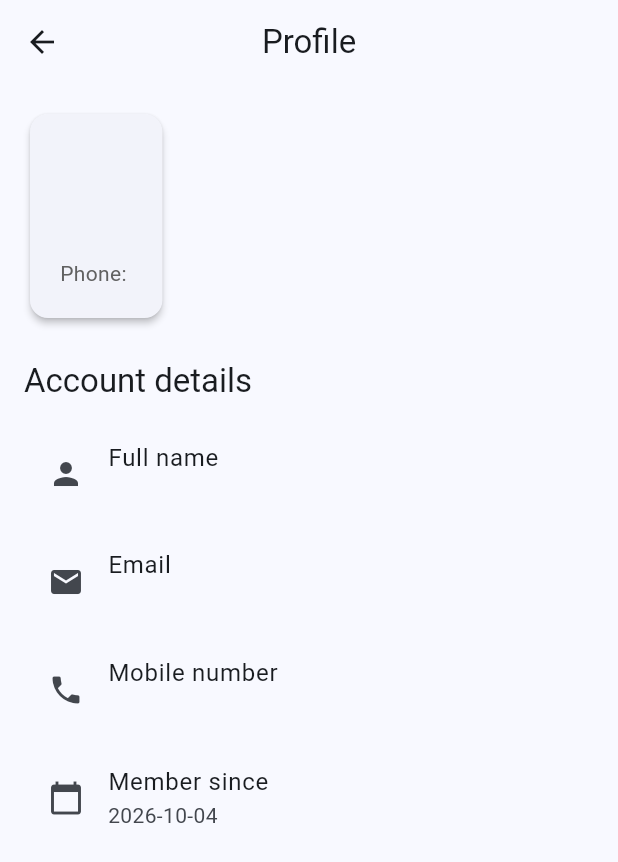
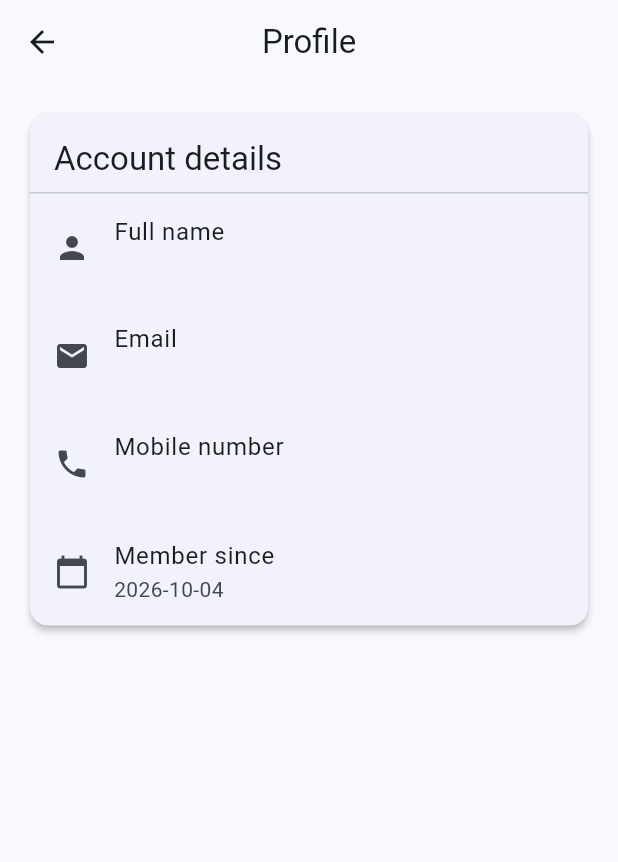
Before and after one commit to jessiejsembrano0628/wanderfund-app, a Flutter app: the ProfilePage screen opened directly, on a phone screen of 412 x 824 dp. Shown: the top 862 px of the screen. Run offline on Flutter 3.47's test engine with Material 3 defaults, Android fonts, the phone set to English and light mode, and no system bars; our stand-ins replace dartz, email_validator, equatable, get_it, shared_preferences, web; accounts and stored records are empty.

Commit message:
Update profile page

```diff
--- a/lib/features/profile/presentation/pages/profile_page.dart
+++ b/lib/features/profile/presentation/pages/profile_page.dart
@@ -18,45 +18,26 @@ class ProfilePage extends StatelessWidget {
           final email =
               userDetails?.email ?? authProvider.user?.email ?? 'Not available';
           final phone = userDetails?.mobileNumber ?? 'Not available';
+          final createdAt = authProvider.user?.createdAt;
 
           return Padding(
             padding: const EdgeInsets.all(16.0),
+            child: Card(
+              elevation: 2,
               child: Column(
-              crossAxisAlignment: CrossAxisAlignment.start,
+                mainAxisSize: MainAxisSize.min,
                 children: [
-                Card(
-                  elevation: 2,
-                  child: Padding(
-                    padding: const EdgeInsets.all(20.0),
-                    child: Column(
-                      crossAxisAlignment: CrossAxisAlignment.start,
-                      children: [
-                        Text(
-                          displayName,
-                          style: Theme.of(context).textTheme.headlineMedium,
-                        ),
-                        const SizedBox(height: 8),
-                        Text(
-                          email,
-                          style: Theme.of(context).textTheme.bodyLarge
-                              ?.copyWith(color: Colors.grey[700]),
-                        ),
-                        const SizedBox(height: 8),
-                        Text(
-                          'Phone: $phone',
-                          style: Theme.of(context).textTheme.bodyMedium
-                              ?.copyWith(color: Colors.grey[700]),
-                        ),
-                      ],
+                  Padding(
+                    padding: const EdgeInsets.fromLTRB(16, 16, 16, 8),
+                    child: Align(
+                      alignment: Alignment.centerLeft,
+                      child: Text(
+                        'Account details',
+                        style: Theme.of(context).textTheme.titleLarge,
                       ),
                     ),
                   ),
-                const SizedBox(height: 24),
-                Text(
-                  'Account details',
-                  style: Theme.of(context).textTheme.titleLarge,
-                ),
-                const SizedBox(height: 12),
+                  const Divider(height: 1),
                   ListTile(
                     leading: const Icon(Icons.person),
                     title: const Text('Full name'),
@@ -72,15 +53,16 @@ class ProfilePage extends StatelessWidget {
                     title: const Text('Mobile number'),
                     subtitle: Text(phone),
                   ),
-                if (authProvider.user != null)
+                  if (createdAt != null)
                     ListTile(
                       leading: const Icon(Icons.calendar_today),
                       title: const Text('Member since'),
                       subtitle: Text(
-                      '${authProvider.user!.createdAt.year}-${authProvider.user!.createdAt.month.toString().padLeft(2, '0')}-${authProvider.user!.createdAt.day.toString().padLeft(2, '0')}',
+                        '${createdAt.year}-${createdAt.month.toString().padLeft(2, '0')}-${createdAt.day.toString().padLeft(2, '0')}',
                       ),
                     ),
                 ],
+              ),
             ),
           );
         },
```
Also changed, not shown: 1 other file. Lines whose indentation alone changed are shown as unchanged.
